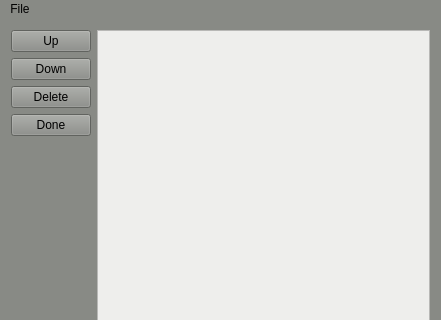
Old version of the form mainwindow.ui in the repository simmplecoder/todo-list; both pictures show x 0 to 441 and y 0 to 320 of the 441 by 693 pixel window.
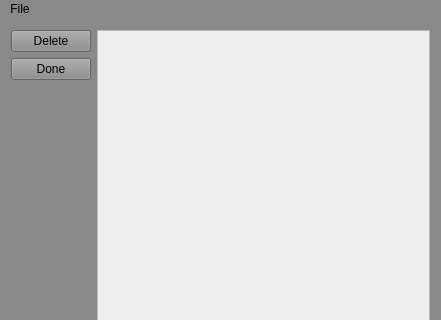
New version of the form.

Commit message: removed up and down buttons

```diff
--- a/mainwindow.ui
+++ b/mainwindow.ui
@@ -45,44 +45,6 @@
          <enum>QLayout::SetNoConstraint</enum>
         </property>
         <item row="0" column="0">
-         <widget class="QPushButton" name="upButton">
-          <property name="sizePolicy">
-           <sizepolicy hsizetype="Fixed" vsizetype="Fixed">
-            <horstretch>0</horstretch>
-            <verstretch>0</verstretch>
-           </sizepolicy>
-          </property>
-          <property name="minimumSize">
-           <size>
-            <width>60</width>
-            <height>20</height>
-           </size>
-          </property>
-          <property name="text">
-           <string>Up</string>
-          </property>
-         </widget>
-        </item>
-        <item row="1" column="0">
-         <widget class="QPushButton" name="downButton">
-          <property name="sizePolicy">
-           <sizepolicy hsizetype="Fixed" vsizetype="Fixed">
-            <horstretch>0</horstretch>
-            <verstretch>0</verstretch>
-           </sizepolicy>
-          </property>
-          <property name="minimumSize">
-           <size>
-            <width>60</width>
-            <height>20</height>
-           </size>
-          </property>
-          <property name="text">
-           <string>Down</string>
-          </property>
-         </widget>
-        </item>
-        <item row="2" column="0">
          <widget class="QPushButton" name="deleteButton">
           <property name="minimumSize">
            <size>
@@ -95,7 +57,7 @@
           </property>
          </widget>
         </item>
-        <item row="3" column="0">
+        <item row="1" column="0">
          <widget class="QPushButton" name="doneButton">
           <property name="minimumSize">
            <size>
```
The commit also changes 4 other files.
